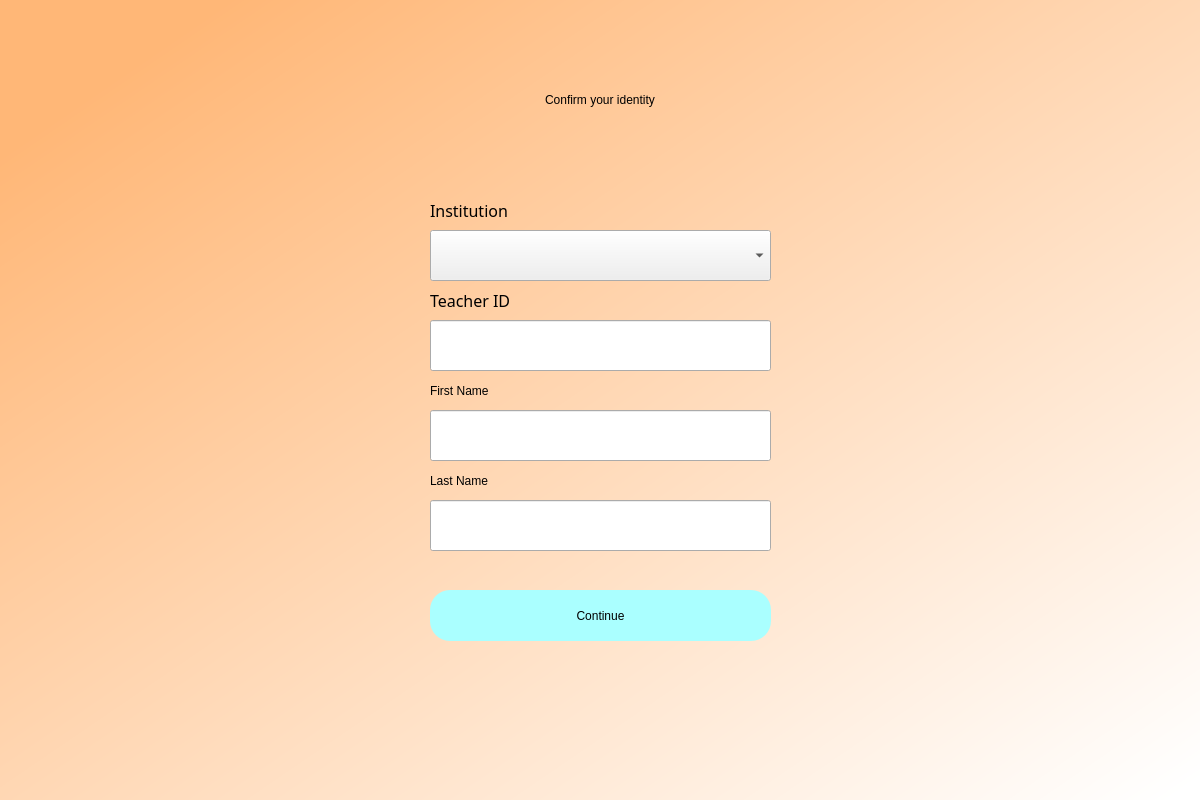
The window that teacher.ui (cnTalon/READ) describes before a commit, drawn with Qt 5.
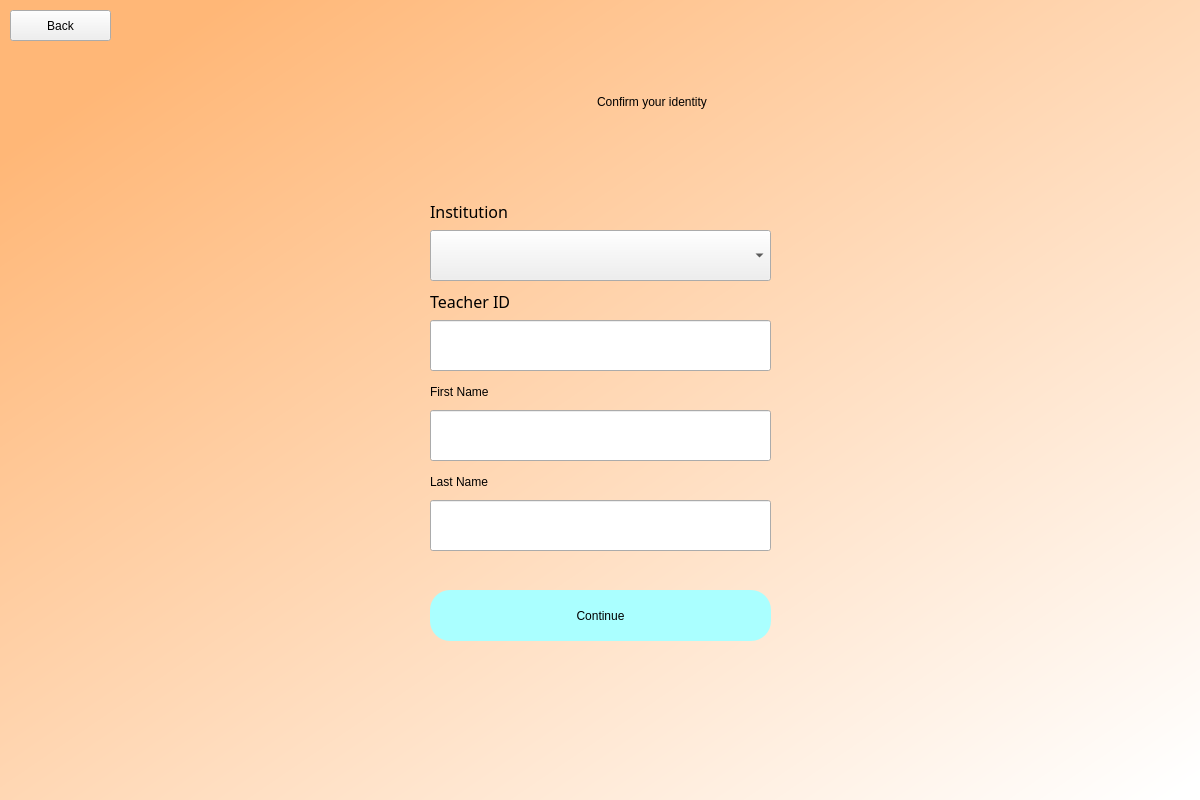
The same window after the commit.

Commit message: working back button

The edit to the form file:
```diff
--- a/teacher.ui
+++ b/teacher.ui
@@ -163,8 +163,8 @@
      <rect>
       <x>380</x>
       <y>70</y>
-      <width>441</width>
-      <height>61</height>
+      <width>544</width>
+      <height>65</height>
      </rect>
     </property>
     <layout class="QVBoxLayout" name="verticalLayout">
@@ -187,7 +187,7 @@
       <x>430</x>
       <y>200</y>
       <width>160</width>
-      <height>21</height>
+      <height>23</height>
      </rect>
     </property>
     <layout class="QVBoxLayout" name="verticalLayout_2">
@@ -218,7 +218,7 @@
       <x>430</x>
       <y>290</y>
       <width>160</width>
-      <height>21</height>
+      <height>23</height>
      </rect>
     </property>
     <layout class="QVBoxLayout" name="verticalLayout_3">
@@ -249,7 +249,7 @@
       <x>430</x>
       <y>380</y>
       <width>160</width>
-      <height>21</height>
+      <height>23</height>
      </rect>
     </property>
     <layout class="QVBoxLayout" name="verticalLayout_4">
@@ -271,7 +271,7 @@
       <x>430</x>
       <y>470</y>
       <width>160</width>
-      <height>21</height>
+      <height>23</height>
      </rect>
     </property>
     <layout class="QVBoxLayout" name="verticalLayout_5">
@@ -287,6 +287,22 @@
      </item>
     </layout>
    </widget>
+   <widget class="QPushButton" name="backButton">
+    <property name="geometry">
+     <rect>
+      <x>10</x>
+      <y>10</y>
+      <width>101</width>
+      <height>31</height>
+     </rect>
+    </property>
+    <property name="styleSheet">
+     <string notr="true">font: 12pt &quot;DengXian&quot;;</string>
+    </property>
+    <property name="text">
+     <string>Back</string>
+    </property>
+   </widget>
   </widget>
  </widget>
  <resources>
```
The commit also changes 7 other files.
